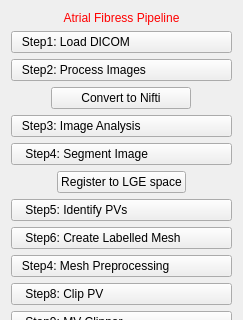
OpenHeartDevelopers/CemrgApp, file CemrgApp/Plugins/kcl.cemrgapp.atrialfibres/src/internal/AtrialFibresViewControls.ui: the form before one commit; both pictures show x 0 to 243 and y 0 to 320 of the 243 by 745 pixel window.
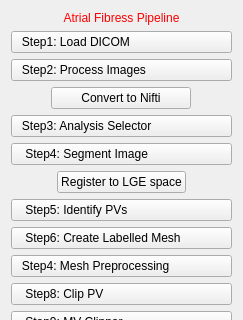
The form after the commit.

```diff
--- a/CemrgApp/Plugins/kcl.cemrgapp.atrialfibres/src/internal/AtrialFibresViewControls.ui
+++ b/CemrgApp/Plugins/kcl.cemrgapp.atrialfibres/src/internal/AtrialFibresViewControls.ui
@@ -96,7 +96,7 @@
       <string notr="true">text-align: left;</string>
      </property>
      <property name="text">
-      <string>   Step3: Image Analysis</string>
+      <string>   Step3: Analysis Selector</string>
      </property>
     </widget>
    </item>
```
